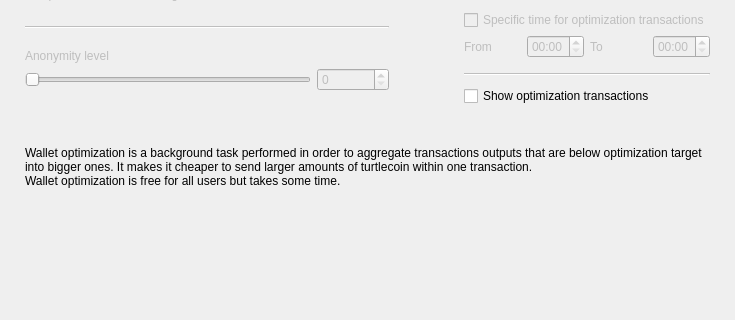
The window that src/Gui/Options/OptimizationOptionsFrame.ui (lapolinarweb/ooze-wallet) describes before a commit, drawn with Qt 5; both pictures show x 0 to 735 and y 154 to 474 of the 735 by 474 pixel window.
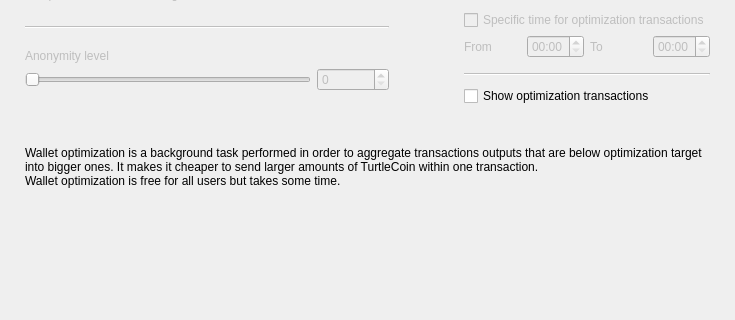
The same window after the commit. Custom widgets are drawn as their Qt base class.

Patch:
```diff
--- a/src/Gui/Options/OptimizationOptionsFrame.ui
+++ b/src/Gui/Options/OptimizationOptionsFrame.ui
@@ -470,7 +470,7 @@
    <item>
     <widget class="WalletGui::WalletExtraNormalGrayTextLabel" name="m_helpLabel">
      <property name="text">
-      <string>Wallet optimization is a background task performed in order to aggregate transactions outputs that are below optimization target into bigger ones. It makes it cheaper to send larger amounts of turtlecoin within one transaction.
+      <string>Wallet optimization is a background task performed in order to aggregate transactions outputs that are below optimization target into bigger ones. It makes it cheaper to send larger amounts of TurtleCoin within one transaction.
 Wallet optimization is free for all users but takes some time.</string>
      </property>
      <property name="wordWrap">
```
